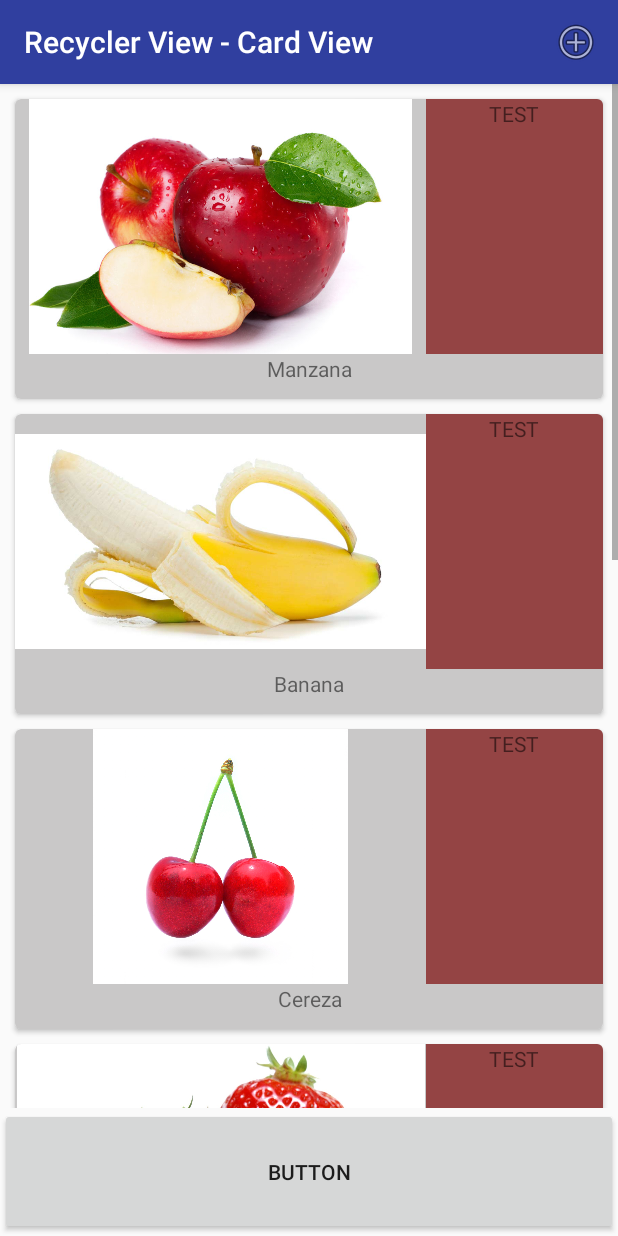
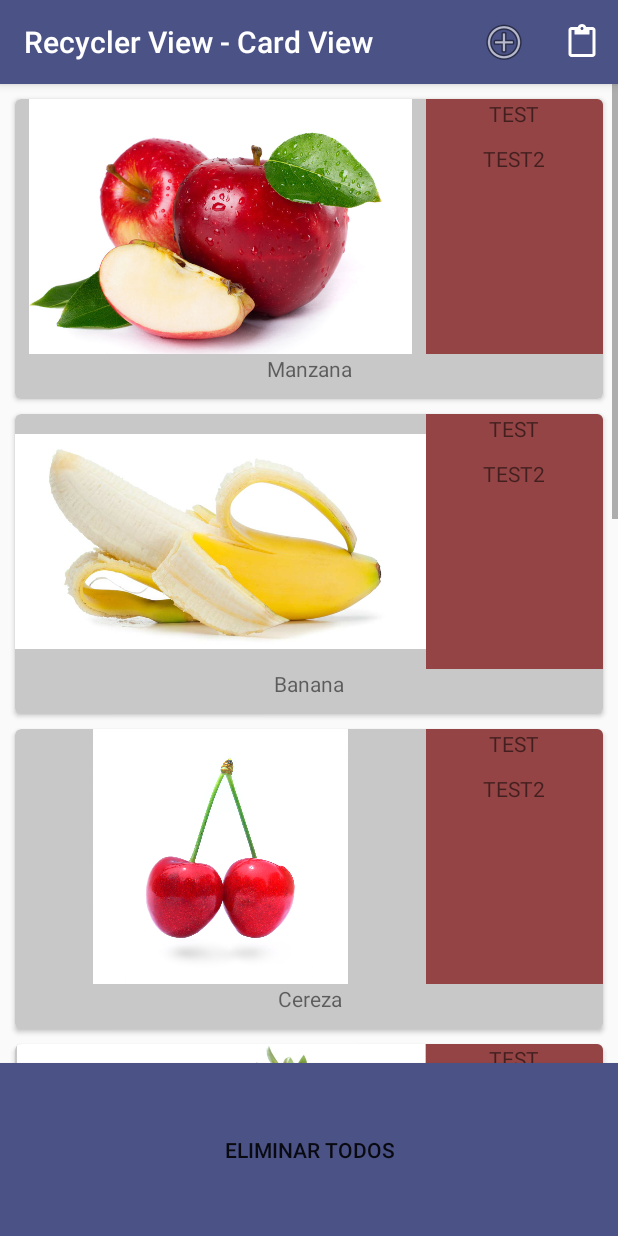
Before and after one commit to YJJProyectos/RecyclerView, an Android app: the MainActivity screen opened directly, with no data from a screen before it, on a phone screen of 412 x 824 dp. Run offline under Robolectric (Android 15) with nearby library versions, the phone set to English and light mode, and no system bars; our stand-ins replace ButterKnife, Picasso; pictures from the network do not load.

Commit message:
cambio de layout, cardview

```diff
--- a/app/src/main/java/com/android/jyang/recyclerview/activities/MainActivity.java
+++ b/app/src/main/java/com/android/jyang/recyclerview/activities/MainActivity.java
@@ -33,6 +33,9 @@ public class MainActivity extends AppCompatActivity {
     private RecyclerView.Adapter adapter;
     private RecyclerView.LayoutManager layoutManager;
     private int counter = 0;
+    private boolean estaCambiado = false;
+    private final RecyclerView.LayoutManager layoutLinear = new LinearLayoutManager(this);
+    private final RecyclerView.LayoutManager layoutGrid2 = new GridLayoutManager(this, 2);
 
 
     @Override
@@ -47,11 +50,11 @@ public class MainActivity extends AppCompatActivity {
         movies = this.getMovies();
 
 //        recyclerView = (RecyclerView) findViewById(R.id.my_recycler_view);
-        layoutManager = new LinearLayoutManager(this);
+//        layoutManager = new LinearLayoutManager(this);
 //        layoutManager = new GridLayoutManager(this, 2);
 //        layoutManager = new StaggeredGridLayoutManager(3, StaggeredGridLayoutManager.VERTICAL );
 
-        recyclerView.setLayoutManager(layoutManager);
+        recyclerView.setLayoutManager(layoutLinear);
 
 //        adapter = new MyAdapter(names, R.layout.recycler_view_item, new MyAdapter.OnItemClickListener() {
 //            @Override
@@ -99,7 +102,19 @@ public class MainActivity extends AppCompatActivity {
 
         switch (item.getItemId()) {
             case R.id.add_name:
-                this.addMovie(this.movies.size() );
+                this.addMovie(this.movies.size());
+                return true;
+            case R.id.cambiarGrilla:
+                Toast.makeText(this, "cambiar grilla", Toast.LENGTH_SHORT).show();
+                if (estaCambiado) {
+                    this.layoutManager = this.layoutLinear;
+                    estaCambiado = false;
+                } else {
+                    this.layoutManager = this.layoutGrid2;
+                    estaCambiado = true;
+                }
+                this.recyclerView.setLayoutManager(this.layoutManager);
+                this.layoutManager.scrollToPosition(1);
                 return true;
             default:
                 return super.onOptionsItemSelected(item);
--- a/app/src/main/res/layout/activity_main.xml
+++ b/app/src/main/res/layout/activity_main.xml
@@ -14,14 +14,18 @@
         android:scrollbars="vertical"
         android:layout_width="match_parent"
         android:layout_height="0dp"
-        android:layout_weight="0.8"/>
+        android:layout_weight="0.85"/>
 
     <Button
-        android:id="@+id/button"
+        android:id="@+id/eliminarLista"
         android:layout_width="match_parent"
         android:layout_height="0dp"
-        android:layout_weight="0.1"
-        android:text="Button" />
+        android:layout_weight="0.15"
+        android:background="@color/colorPrimary"
+        android:clickable="true"
+        android:focusable="true"
+        android:foreground="?android:attr/selectableItemBackground"
+        android:text="Eliminar TODOS" />
 
 
 </LinearLayout>
--- a/app/src/main/res/layout/recycler_view_item.xml
+++ b/app/src/main/res/layout/recycler_view_item.xml
@@ -39,12 +39,19 @@
                 android:layout_width="0dp"
                 android:layout_weight="0.3"
                 android:layout_height="match_parent"
-                android:background="#944444">
+                android:background="#944444"
+                android:orientation="vertical">
                 <TextView
                     android:id="@+id/textTest"
                     android:layout_width="match_parent"
                     android:layout_height="30dp"
                     android:text="TEST"
+                    android:textAlignment="center" />
+                <TextView
+                    android:id="@+id/textTest2"
+                    android:layout_width="match_parent"
+                    android:layout_height="30dp"
+                    android:text="TEST2"
                     android:textAlignment="center" />
             </LinearLayout>
         </LinearLayout>
--- a/app/src/main/res/menu/menu.xml
+++ b/app/src/main/res/menu/menu.xml
@@ -1,9 +1,15 @@
 <?xml version="1.0" encoding="utf-8"?>
 <menu xmlns:android="http://schemas.android.com/apk/res/android"
     xmlns:app="http://schemas.android.com/apk/res-auto">
+
     <item
         android:id="@+id/add_name"
         android:title="ADD"
         android:icon="@android:drawable/ic_menu_add"
         app:showAsAction="ifRoom"></item>
+    <item
+        android:id="@+id/cambiarGrilla"
+        android:icon="?android:attr/actionModePasteDrawable"
+        android:title="cambiarGrilla"
+        app:showAsAction="ifRoom"></item>
 </menu>
--- a/app/src/main/res/values/colors.xml
+++ b/app/src/main/res/values/colors.xml
@@ -1,6 +1,6 @@
 <?xml version="1.0" encoding="utf-8"?>
 <resources>
-    <color name="colorPrimary">#303f9f</color>
+    <color name="colorPrimary">#4a5286</color>
     <color name="colorPrimaryDark">#000106</color>
     <color name="colorAccent">#50d2b4</color>
 </resources>
```
